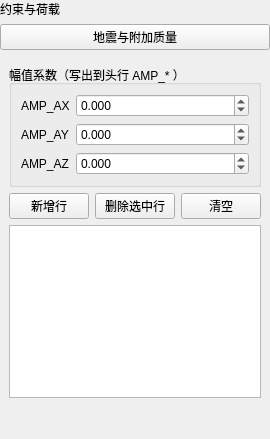
Old version of the form plugins/Base_PhysicalField/SeismicAndAddedMassPage.ui in the repository asd977/base_cae.
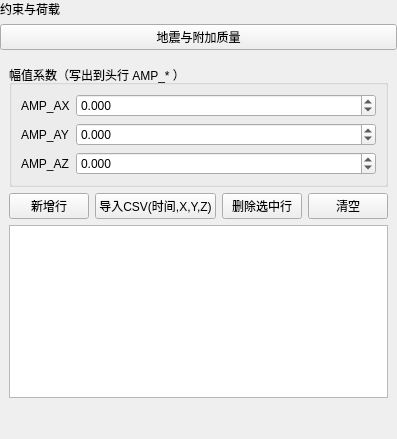
New version of the form.

Commit message: Split seismic wave export files and add CSV import

What changed in the file:
```diff
--- a/plugins/Base_PhysicalField/SeismicAndAddedMassPage.ui
+++ b/plugins/Base_PhysicalField/SeismicAndAddedMassPage.ui
@@ -136,6 +136,13 @@
        </property>
       </widget>
      </item>
+     <item>
+      <widget class="QPushButton" name="btnImportCsv">
+       <property name="text">
+        <string>导入CSV(时间,X,Y,Z)</string>
+       </property>
+      </widget>
+     </item>
      <item>
       <widget class="QPushButton" name="btnDeleteRow">
        <property name="text">
```
The commit also changes 4 other files.
